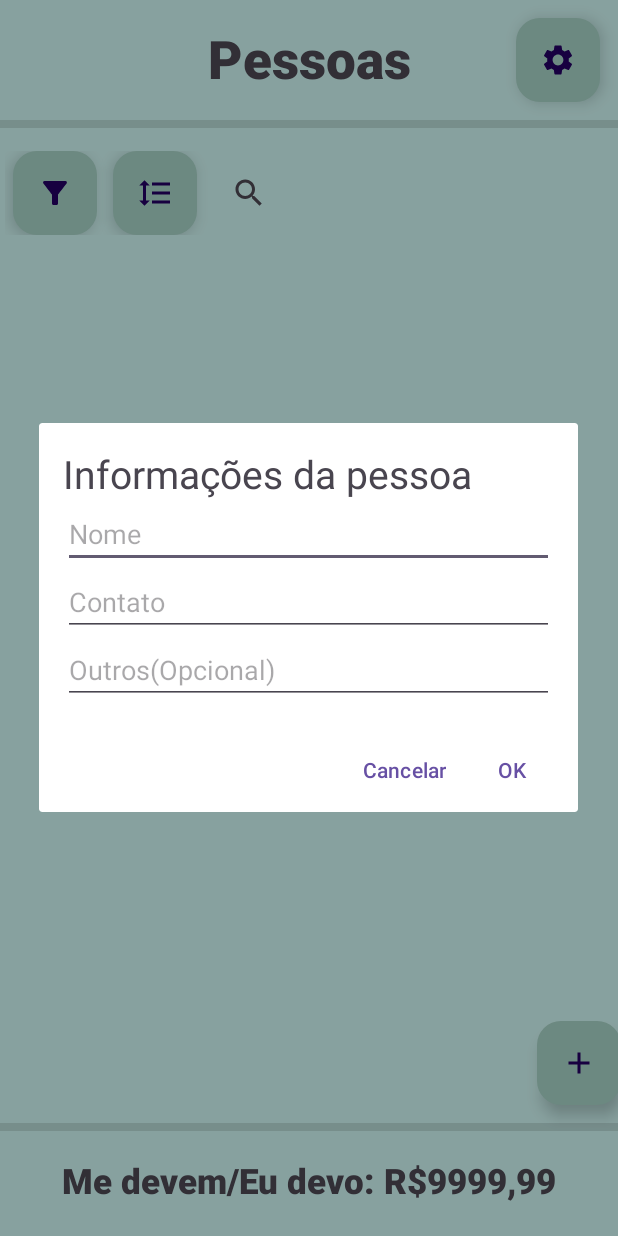
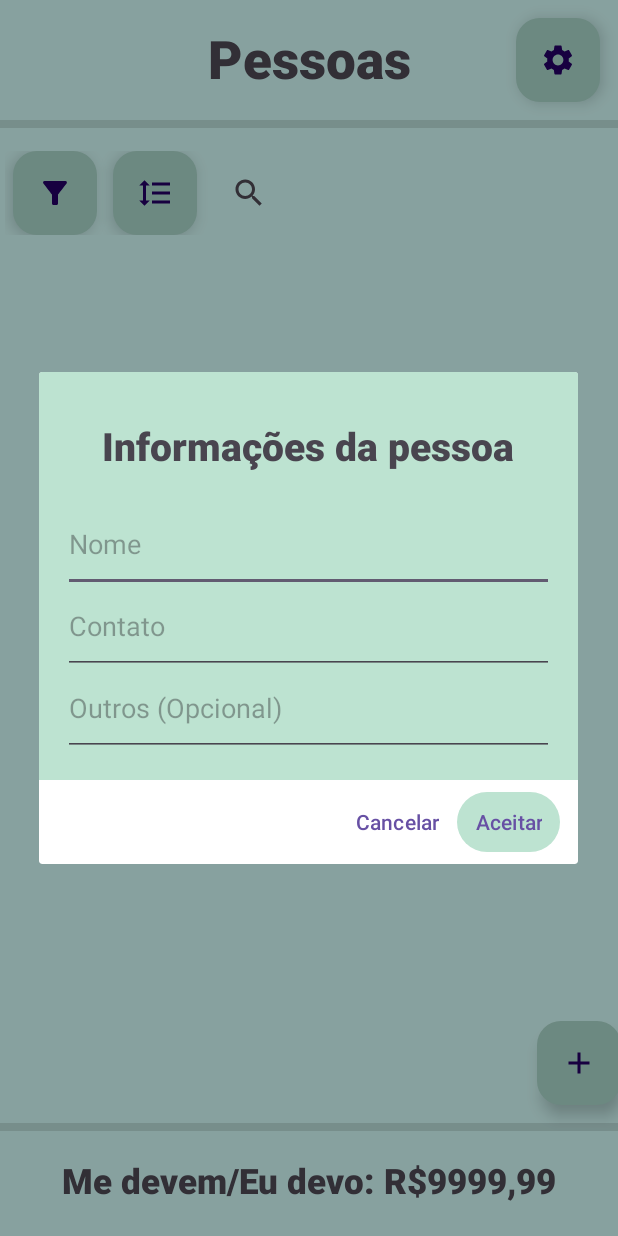
Before and after one commit to AlvesLuis0/pagou, an Android app: the screen it shows after launch (ListPeopleActivity), after a tap on an icon or button, on a phone screen of 412 x 824 dp. Run offline under Robolectric (Android 15) with nearby library versions, the phone set to English and light mode, and no system bars.

Commit message:
Mudança na telinha POP-UP
Fiz algumas alterações no estilo da tela de Alert Dialog.
Creio que este estilo está mais atrativo ao olhar.

```diff
--- a/app/src/main/java/com/paydev/pagou/activities/ListPeopleActivity.kt
+++ b/app/src/main/java/com/paydev/pagou/activities/ListPeopleActivity.kt
@@ -1,12 +1,15 @@
 package com.paydev.pagou.activities
 
 import android.content.Intent
+import android.content.res.ColorStateList
+import android.graphics.Color
 import android.os.Bundle
 import android.view.View
 import android.widget.EditText
 import android.widget.Toast
 import androidx.appcompat.app.AlertDialog
 import androidx.appcompat.app.AppCompatActivity
+import com.google.android.material.dialog.MaterialAlertDialogBuilder
 import com.paydev.pagou.R
 import com.paydev.pagou.use_cases.CreatePersonUseCase
 
@@ -15,6 +18,7 @@ class ListPeopleActivity : AppCompatActivity() {
     super.onCreate(savedInstanceState)
     setContentView(R.layout.activity_list_people)
   }
+
   fun onClick(view: View?) {
     val builder = AlertDialog.Builder(this)
     val view = layoutInflater.inflate(R.layout.activity_add_person, null)
@@ -32,16 +36,32 @@ class ListPeopleActivity : AppCompatActivity() {
 
         val intent = Intent(this, ListTransactionsActivity::class.java)
         startActivity(intent)
-
         // Faça algo com o texto do input
       }
       .setNegativeButton("Cancelar") { dialog, _ ->
         dialog.cancel()
       }
+      .setPositiveButton("Aceitar"){ dialog, which ->
+        Toast.makeText(this, "Pessoa adicioanda com sucesso", Toast.LENGTH_SHORT).show()
+
+      }
 
     val alertDialog = builder.create()
     alertDialog.show()
+
+    val positiveButton = alertDialog.getButton(AlertDialog.BUTTON_POSITIVE)
+
+    val colorStateList = ColorStateList(
+      arrayOf(
+        intArrayOf(android.R.attr.state_pressed),
+        intArrayOf()
+      ),
+      intArrayOf(
+        Color.parseColor("#BDE3D1"),
+        Color.parseColor("#BDE3D1")
+      )
+    )
+
+    positiveButton.setBackgroundTintList(colorStateList)
   }
-
-
 }
--- a/app/src/main/res/layout/activity_add_person.xml
+++ b/app/src/main/res/layout/activity_add_person.xml
@@ -7,6 +7,7 @@
     <LinearLayout
         android:layout_width="match_parent"
         android:layout_height="wrap_content"
+        android:background="#BDE3D1"
         android:orientation="vertical"
         android:padding="16dp">
 
@@ -14,7 +15,11 @@
             android:id="@+id/textView5"
             android:layout_width="match_parent"
             android:layout_height="wrap_content"
+            android:fontFamily="sans-serif-black"
+            android:paddingTop="15dp"
+            android:paddingBottom="25dp"
             android:text="Informações da pessoa"
+            android:textAlignment="center"
             android:textSize="26sp" />
 
         <EditText
@@ -22,7 +27,8 @@
             android:layout_width="match_parent"
             android:layout_height="wrap_content"
             android:ems="10"
-            android:hint="Nome" />
+            android:hint="Nome"
+            android:paddingBottom="20dp" />
 
         <EditText
             android:id="@+id/contact_input"
@@ -31,6 +37,7 @@
             android:ems="10"
             android:hint="Contato"
             android:inputType="phone"
+            android:paddingBottom="20dp"
             tools:layout_editor_absoluteX="119dp"
             tools:layout_editor_absoluteY="156dp" />
 
@@ -40,8 +47,10 @@
             android:layout_height="wrap_content"
             android:ems="10"
             android:gravity="start|top"
-            android:hint="Outros(Opcional)"
-            android:inputType="textMultiLine" />
+            android:hint="Outros (Opcional)"
+            android:inputType="textMultiLine"
+            android:paddingBottom="20dp" />
 
     </LinearLayout>
+
 </androidx.constraintlayout.widget.ConstraintLayout>
--- a/app/src/main/res/values/colors.xml
+++ b/app/src/main/res/values/colors.xml
@@ -2,4 +2,5 @@
 <resources>
   <color name="background">#C6EBE8</color>
   <color name="button">#9EC8BC</color>
+  <color name="backgroundlittlesreen">#BDE3D1</color>
 </resources>
```
